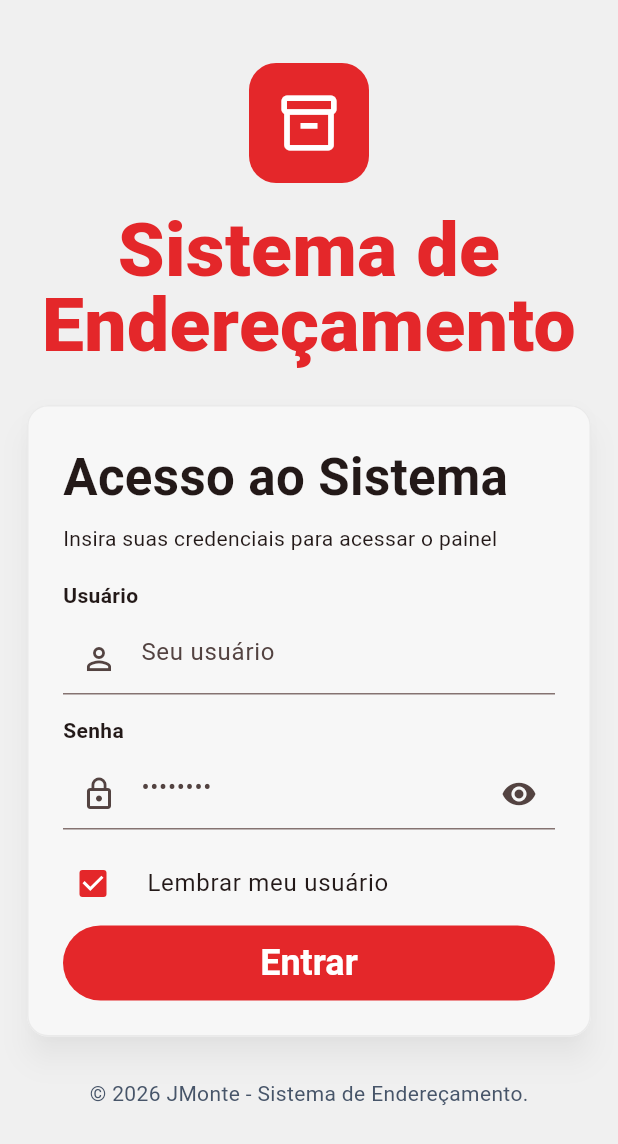
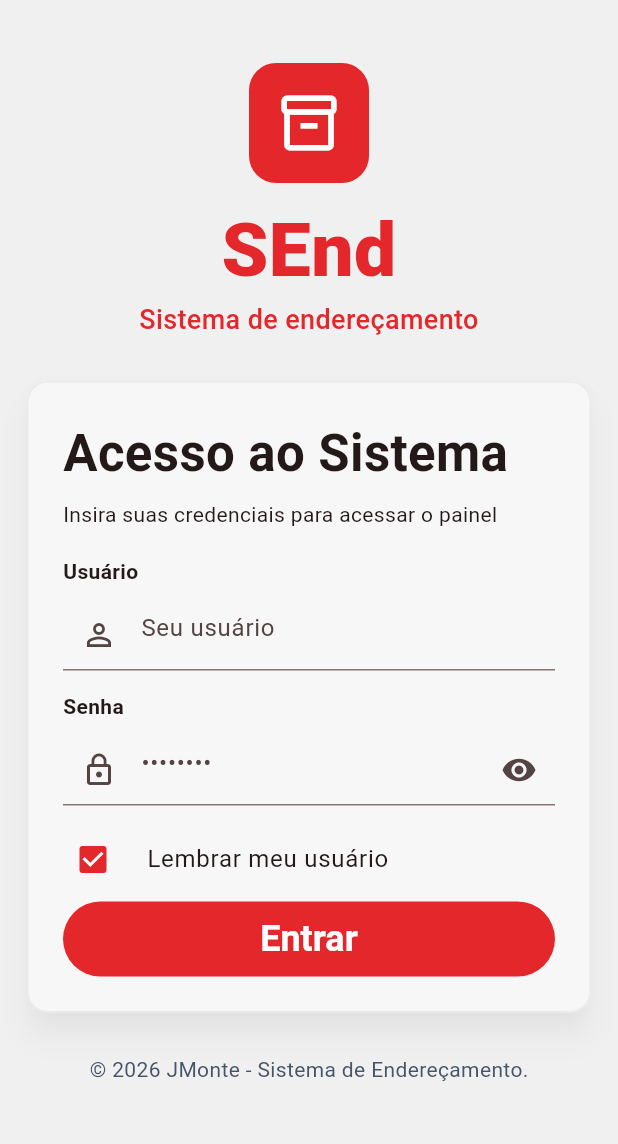
Before and after one commit to albertothe/wms, a Flutter app: the screen it shows after launch, on a phone screen of 412 x 824 dp. Shown: the top 1144 px of the screen. Run offline on Flutter 3.47's test engine with Material 3 defaults, Android fonts, the phone set to English and light mode, and no system bars; our stand-ins replace shared_preferences.

Commit message:
frontapp: renomeia app para SEnd e ajusta login/icones

```diff
--- a/frontapp/lib/main.dart
+++ b/frontapp/lib/main.dart
@@ -22,7 +22,7 @@ class WmsApp extends StatelessWidget {
   @override
   Widget build(BuildContext context) {
     return MaterialApp(
-      title: 'WMS Separação',
+      title: 'SEnd',
       theme: ThemeData(
         colorScheme: ColorScheme.fromSeed(seedColor: _brandRed),
         scaffoldBackgroundColor: const Color(0xFFF0F0F0),
@@ -332,12 +332,22 @@ class _LoginScreenState extends State<LoginScreen> {
             ),
             const SizedBox(height: 20),
             const Text(
-              'Sistema de\nEndereçamento',
+              'SEnd',
               textAlign: TextAlign.center,
               style: TextStyle(
                 fontSize: 50,
                 height: 1,
                 fontWeight: FontWeight.w800,
+                color: _brandRed,
+              ),
+            ),
+            const SizedBox(height: 8),
+            const Text(
+              'Sistema de endereçamento',
+              textAlign: TextAlign.center,
+              style: TextStyle(
+                fontSize: 18,
+                fontWeight: FontWeight.w500,
                 color: _brandRed,
               ),
             ),
--- a/frontapp/pubspec.yaml
+++ b/frontapp/pubspec.yaml
@@ -47,6 +47,7 @@ dev_dependencies:
   # package. See that file for information about deactivating specific lint
   # rules and activating additional ones.
   flutter_lints: ^5.0.0
+  flutter_launcher_icons: ^0.14.4
 
 # For information on the generic Dart part of this file, see the
 # following page: https://dart.dev/tools/pub/pubspec
@@ -89,3 +90,8 @@ flutter:
   #
   # For details regarding fonts from package dependencies,
   # see https://flutter.dev/to/font-from-package
+
+flutter_icons:
+  android: true
+  ios: true
+  image_path: "assets/icon/icon.png"
```
Also changed, not shown: 2 other files.
